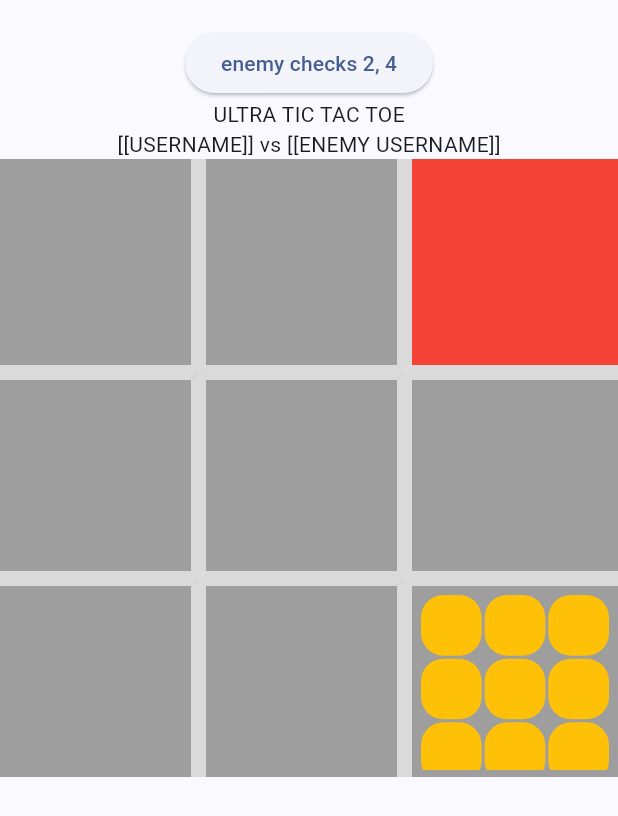
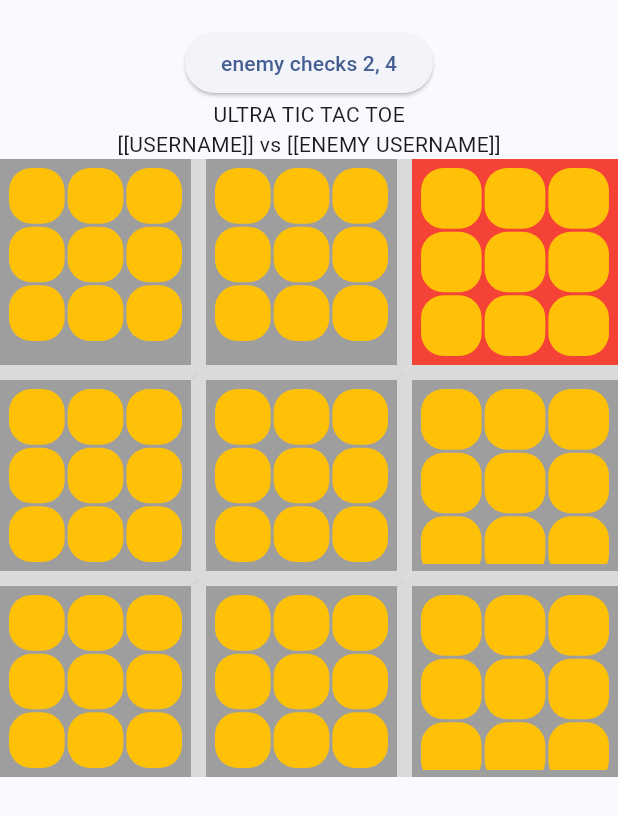
Before and after one commit to AchoDev/Ultra-TicTacToe, a Flutter app: the GameScreen screen opened directly, on a phone screen of 412 x 824 dp. Shown: the top 816 px of the screen. Run offline on Flutter 3.47's test engine with Material 2 defaults, Android fonts, the phone set to English and light mode, and no system bars.

Commit message:
nevermind works now

```diff
--- a/lib/main.dart
+++ b/lib/main.dart
@@ -153,11 +153,13 @@ class _GameScreenState extends State<GameScreen> {
 
   late List<Container> fields;
 
-  final List<GlobalObjectKey<_SmallTTTFieldState>> fieldKeys = List.generate(9, (index) => GlobalObjectKey<_SmallTTTFieldState>(index));
+  late final List<GlobalObjectKey<_SmallTTTFieldState>> fieldKeys;
 
   @override
   void initState() {
     super.initState();
+
+    fieldKeys = List.generate(9, (index) => GlobalObjectKey<_SmallTTTFieldState>(index));
 
     Color borderColor = const Color.fromARGB(255, 218, 218, 218);
 
@@ -238,11 +240,14 @@ class _SmallTTTFieldState extends State<SmallTTTField> {
   }
 
   late List<SmallTTTFieldButton> buttons;
-  late List<GlobalObjectKey<_SmallTTTFieldButtonState>> buttonKeys = List.generate(9, (index) => GlobalObjectKey<_SmallTTTFieldButtonState>(index + 20));
+  late List<GlobalObjectKey<_SmallTTTFieldButtonState>> buttonKeys;
 
   @override
   void initState() {
     super.initState();
+
+    buttonKeys = List.generate(9, (index) => GlobalObjectKey<_SmallTTTFieldButtonState>(index + (widget.localPosition * 10)));
+
     buttons = [
       for(int i = 0; i < 9; i++)
         SmallTTTFieldButton(
@@ -285,7 +290,9 @@ class SmallTTTFieldButton extends StatefulWidget {
     required this.checkPosition,
     required this.selectedChild,
     required this.enemySelectedChild,
+
   });
+
 
   final Widget selectedChild;
   final Widget enemySelectedChild;
@@ -323,6 +330,7 @@ class _SmallTTTFieldButtonState extends State<SmallTTTFieldButton> {
 
   @override
   Widget build(BuildContext context) {
+
     return Container(
       margin: EdgeInsets.all(1),
       width: 5,
```
